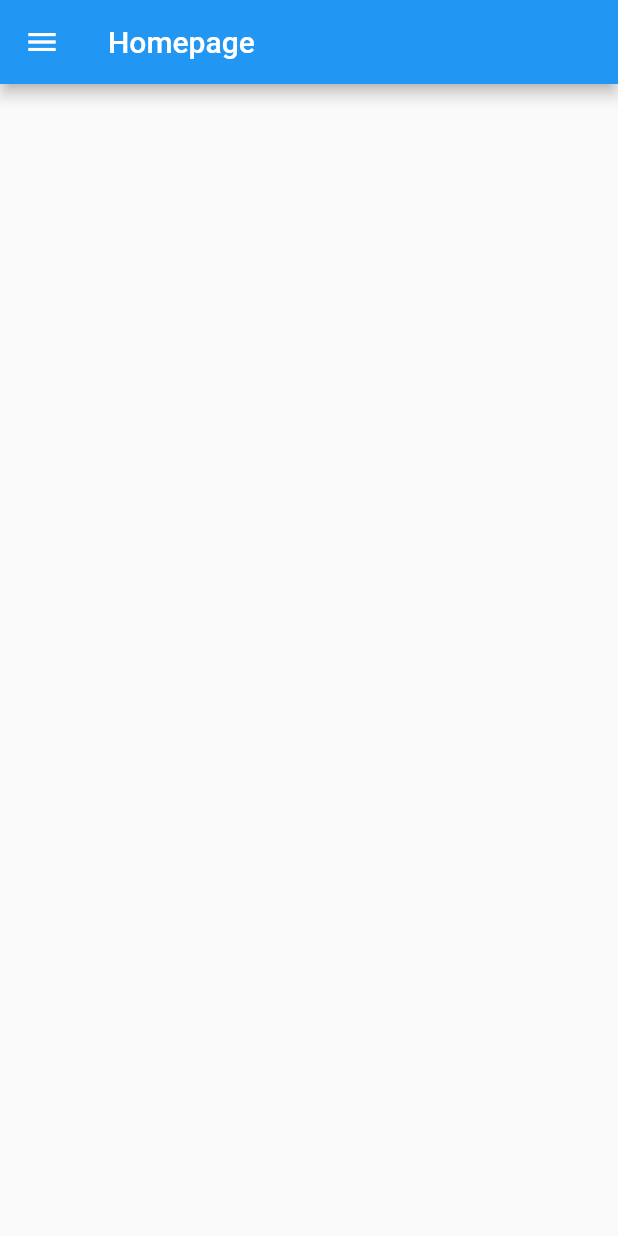
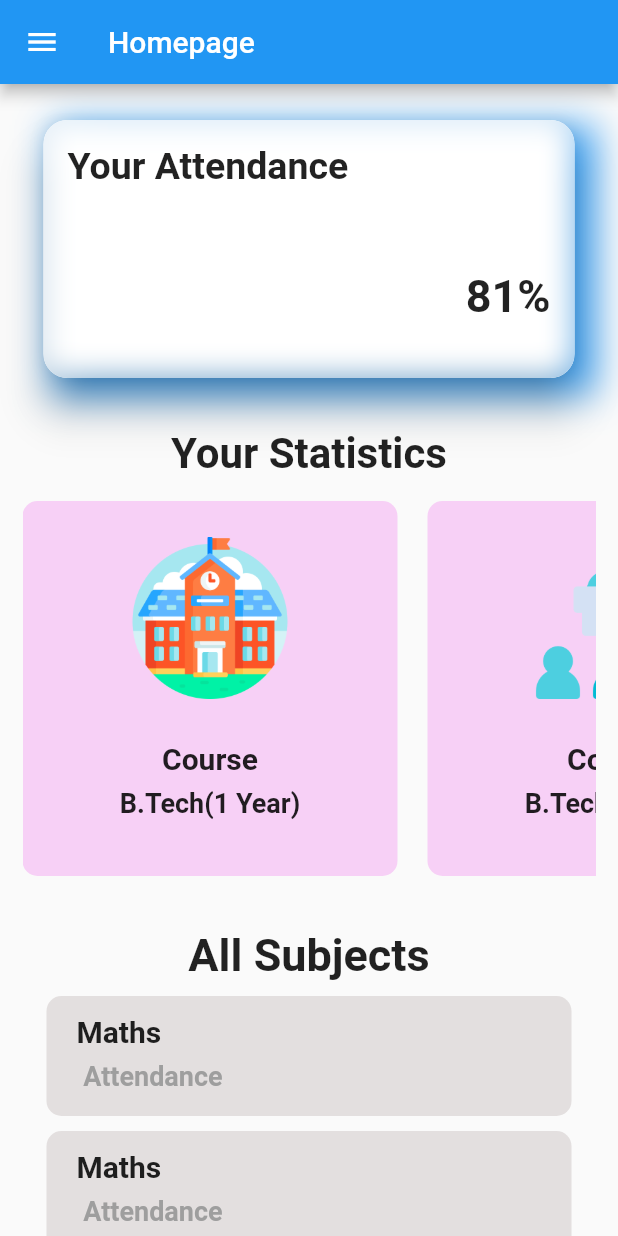
Before and after one commit to abhii421/Erp_App, a Flutter app: the screen it shows after launch, on a phone screen of 412 x 824 dp. Run offline on Flutter 3.47's test engine with Material 2 defaults, Android fonts, the light colour scheme and no system bars; drawn by our look-alikes of hidden_drawer_menu; our stand-ins replace google_fonts, lottie; missing offline and left inert: dart:ffi.

Commit message:
add containers

```diff
--- /dev/null
+++ b/erp_app2/lib/screens/Containers.dart
@@ -0,0 +1,59 @@
+import 'package:flutter/material.dart';
+
+class ContainerPage extends StatelessWidget {
+
+  final String Subject;
+  final String Attendance;
+  const ContainerPage(
+      {super.key,
+      required this.Subject,
+      required this.Attendance});
+
+  @override
+  Widget build(BuildContext context) {
+    return Container(
+
+
+      height: 80,
+      width: 350,
+      decoration: BoxDecoration(
+        color: Color.fromARGB(255, 227, 223, 223),
+        borderRadius: BorderRadius.circular(10)
+      ),
+      child: Padding(
+        padding: const EdgeInsets.symmetric(horizontal: 20),
+        child: Column(
+          mainAxisAlignment: MainAxisAlignment.start,
+          crossAxisAlignment: CrossAxisAlignment.start,
+
+          children: [
+            // Container(
+            //   height: 140,
+            //   width: 160,
+
+            //   padding: const EdgeInsets.all(16),
+            //   decoration: BoxDecoration(borderRadius: BorderRadius.circular(15)),
+            //   child: image,
+            // ),
+
+            // Icon(
+            //     ,
+            //     size: 40,
+            //   ),
+
+            const SizedBox(
+              height: 12.0,
+            ),
+            Text(Subject,
+            style: TextStyle(fontSize: 20,fontWeight: FontWeight.bold ),),
+            SizedBox(height: 8.0),
+            Text(
+              Attendance,
+              style: TextStyle(fontSize: 18, fontWeight: FontWeight.bold, color: Colors.grey),
+            ),
+          ],
+        ),
+      ),
+    );
+  }
+}
--- a/erp_app2/lib/screens/Homepage.dart
+++ b/erp_app2/lib/screens/Homepage.dart
@@ -1,5 +1,8 @@
+import 'dart:ui';
+
+import 'package:erp_app2/screens/Containers.dart';
+import 'package:erp_app2/screens/additional.dart';
 import 'package:flutter/material.dart';
-
 
 class Homepage extends StatefulWidget {
   const Homepage({super.key});
@@ -11,6 +14,149 @@ class Homepage extends StatefulWidget {
 class _HomepageState extends State<Homepage> {
   @override
   Widget build(BuildContext context) {
-    return Scaffold();
+    return Scaffold(
+      body: SingleChildScrollView(
+        child: Column(
+          children: [
+            Padding(
+              padding: const EdgeInsets.symmetric(horizontal: 25, vertical: 20),
+              child: Container(
+              decoration: BoxDecoration(
+                boxShadow: [
+                  new BoxShadow(
+                      color: const Color.fromARGB(255, 56, 159, 243),
+                      blurRadius: 20.0,
+                      offset: Offset(10, 7)),
+                ],
+              ),
+              child: SizedBox(
+                height: 180,
+                width: double.infinity,
+                child: Card(
+                  elevation: 12,
+                  shape: RoundedRectangleBorder(
+                      borderRadius: BorderRadius.circular(16.0)),
+                  child: ClipRRect(
+                    borderRadius: BorderRadius.circular(16),
+                    child: BackdropFilter(
+                      filter: ImageFilter.blur(
+                        sigmaX: 10,
+                        sigmaY: 10,
+                      ),
+                      child: Padding(
+                        padding: EdgeInsets.all(16.0),
+                        child: Column(
+                          mainAxisAlignment: MainAxisAlignment.start,
+                          crossAxisAlignment: CrossAxisAlignment.start,
+                          children: [
+                            Align(
+                              alignment: Alignment.topLeft,
+                              child: Text(
+                                'Your Attendance',
+                                style: TextStyle(
+                                  fontSize: 25,
+                                  fontWeight: FontWeight.bold,
+                                ),
+                              ),
+                            ),
+                            SizedBox(
+                              height: 55,
+                            ),
+                            Align(
+                              alignment: Alignment.bottomRight,
+                              child: Text(
+                                '81%',
+                                style: TextStyle(
+                                  fontSize: 30,
+                                  fontWeight: FontWeight.bold
+                                ),
+                              ),
+                            )
+                          ],
+                        ),
+                      ),
+                    ),
+                  ),
+                ),
+              ),
+                    ),
+            ),
+
+            SizedBox(height: 10,),
+
+            Text('Your Statistics',
+            style: TextStyle(
+              fontSize: 28,
+              fontWeight: FontWeight.bold,
+
+            ),),
+
+            Padding(
+              padding: const EdgeInsets.all(15.0),
+              child: SingleChildScrollView(
+                scrollDirection: Axis.horizontal,
+                child: Row(
+
+                   children: [
+                    AdditionalInfo(
+                      image: Image.asset('assets/images/school_7214224.png'),
+                      label: 'Course',
+                      value: 'B.Tech(1 Year)',
+                      ),
+                      SizedBox(width: 20,),
+
+                      AdditionalInfo(
+                      image: Image.asset('assets/images/presentation_760138.png'),
+                      label: 'Course',
+                      value: 'B.Tech(1 Year)',
+                      ),
+                      SizedBox(width: 20,),
+
+                      AdditionalInfo(
+
+                      image: Image.asset('assets/images/cv_3194447.png'),
+                      label: 'Course',
+                      value: 'B.Tech(1 Year)',
+                      ),
+
+
+                   ],
+
+                ),
+              ),
+            ),
+            SizedBox(height: 20,),
+
+                      Text('All Subjects',
+                      style: TextStyle(
+                        fontSize: 30,
+                        fontWeight: FontWeight.bold,
+
+                      ),),
+                      SizedBox(height: 10,),
+
+                      ContainerPage(
+                        Subject:'Maths',
+                         Attendance: ' Attendance'
+                         ),
+
+                         SizedBox(height: 10,),
+
+                      ContainerPage(
+                        Subject:'Maths',
+                         Attendance: ' Attendance'
+                         ),
+                         SizedBox(height: 10,),
+
+                      ContainerPage(
+                        Subject:'Maths',
+                         Attendance: ' Attendance'
+                         ),
+
+
+          ],
+        ),
+      ),
+    );
   }
 }
--- /dev/null
+++ b/erp_app2/lib/screens/additional.dart
@@ -0,0 +1,56 @@
+import 'package:flutter/material.dart';
+
+class AdditionalInfo extends StatelessWidget {
+  final Image image;
+  final String label;
+  final String value;
+  const AdditionalInfo(
+      {super.key,
+      required this.image,
+      required this.label,
+      required this.value});
+
+  @override
+  Widget build(BuildContext context) {
+    return Container(
+      height: 250,
+      width: 250,
+      decoration: BoxDecoration(
+        color: Color.fromARGB(255, 247, 208, 246),
+        borderRadius: BorderRadius.circular(10)
+      ),
+      child: Padding(
+        padding: const EdgeInsets.all(8.0),
+        child: Column(
+
+          children: [
+            Container(
+              height: 140,
+              width: 160,
+
+              padding: const EdgeInsets.all(16),
+              decoration: BoxDecoration(borderRadius: BorderRadius.circular(15)),
+              child: image,
+            ),
+
+            // Icon(
+            //     ,
+            //     size: 40,
+            //   ),
+
+            const SizedBox(
+              height: 12.0,
+            ),
+            Text(label,
+            style: TextStyle(fontSize: 20,fontWeight: FontWeight.bold ),),
+            SizedBox(height: 8.0),
+            Text(
+              value,
+              style: TextStyle(fontSize: 18, fontWeight: FontWeight.bold),
+            ),
+          ],
+        ),
+      ),
+    );
+  }
+}
```
Also changed, not shown: erp_app2/assets/images/cv_3194447.png (added), erp_app2/assets/images/presentation_760138.png (added), erp_app2/assets/images/school_7214224.png (added).
